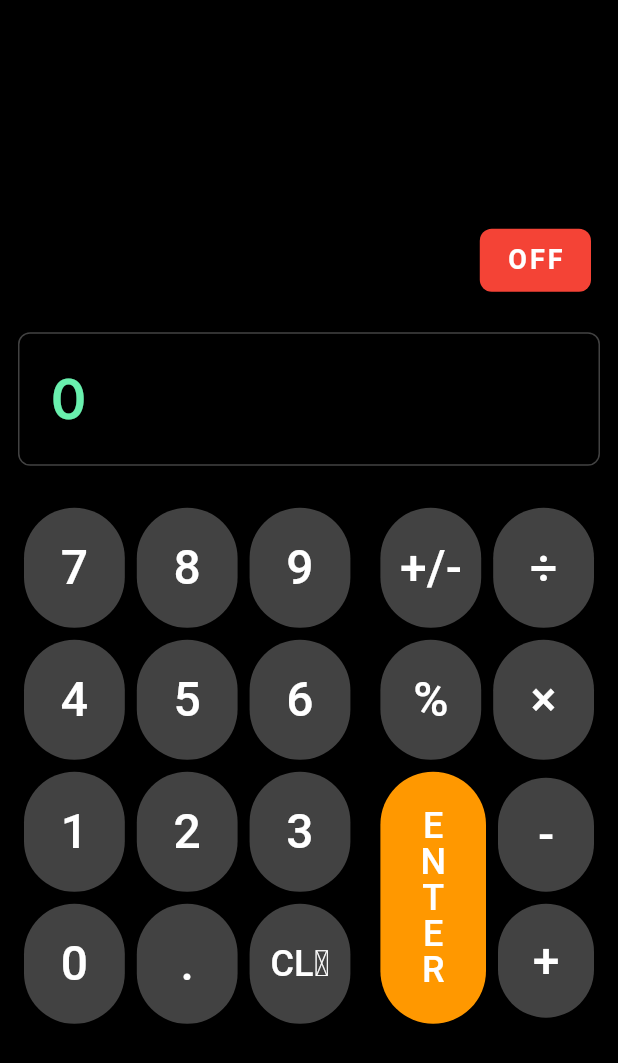
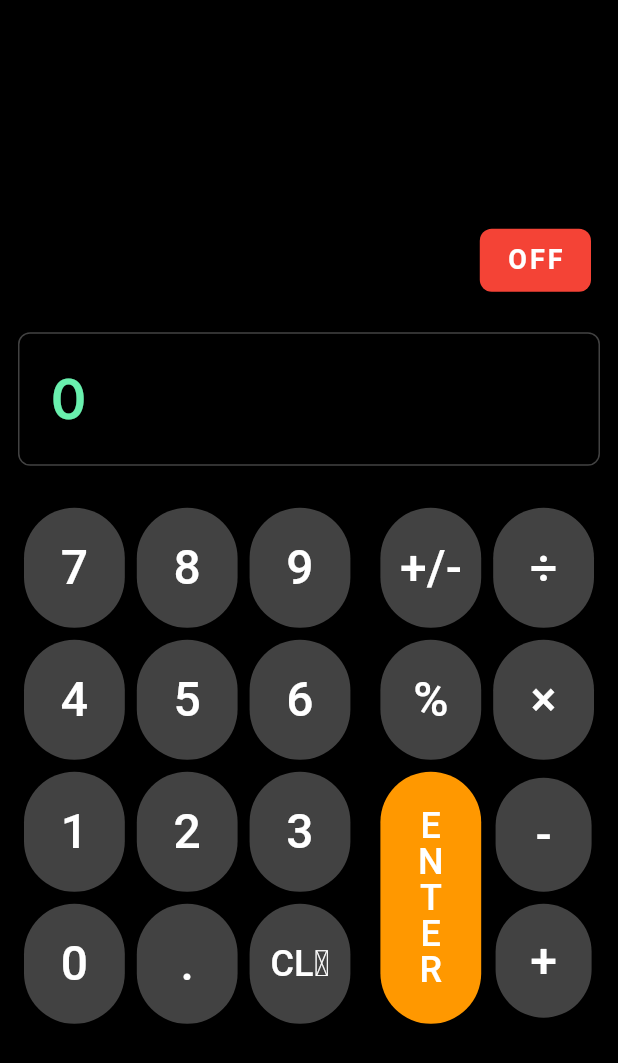
Before and after one commit to jptemplin/simple_rpn, a Flutter app: the screen it shows after launch, on a phone screen of 412 x 824 dp. Shown: the top 1063 px of the screen. Run offline on Flutter 3.47's test engine with Material 3 defaults, Android fonts, the phone set to English and light mode, and no system bars; our stand-ins replace google_fonts.

Commit message:
Fixed ENTER, +, and - key spacing to be more consistent with other keys and on other devices.

```diff
--- a/lib/main.dart
+++ b/lib/main.dart
@@ -362,20 +362,33 @@ class _CalculatorWidgetState extends State<CalculatorWidget> {
         ),
         Row(
           children: [
+            // ENTER button takes half the row width and full height
             Expanded(
               child: CalcEnterButton(
                 label: 'ENTER',
                 onPressed: () => onButtonPressed('ENTER'),
               ),
             ),
-            SizedBox(
-              height: kCalcButtonHeight * 2 + 8,
-              child: Column(
-                mainAxisSize: MainAxisSize.max,
-                children: [
-                  CalcButton(label: '-', onPressed: () => onButtonPressed('-')),
-                  CalcButton(label: '+', onPressed: () => onButtonPressed('+')),
-                ],
+            // + and - buttons stacked vertically, sharing the other half of the row
+            Expanded(
+              child: SizedBox(
+                height: kCalcButtonHeight * 2 + 8, // Match ENTER button height
+                child: Column(
+                  children: [
+                    Expanded(
+                      child: CalcButton(
+                        label: '-',
+                        onPressed: () => onButtonPressed('-'),
+                      ),
+                    ),
+                    Expanded(
+                      child: CalcButton(
+                        label: '+',
+                        onPressed: () => onButtonPressed('+'),
+                      ),
+                    ),
+                  ],
+                ),
               ),
             ),
           ],
```
Also changed, not shown: pubspec.yaml (+7 -0 lines), assets/icon/calculator_icon.png (added), pubspec.lock, 27 other files.
